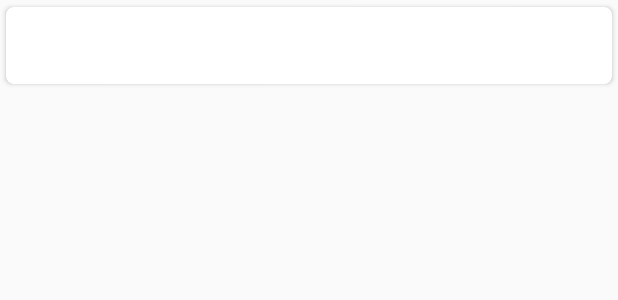
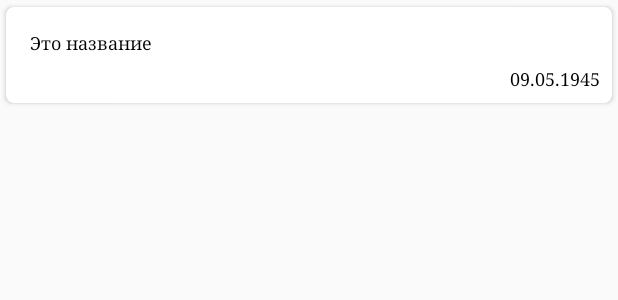
Before and after one commit to eldarovich99/TinkoffNewsFeed, an Android app: the layout news_item.xml on its own in the app's theme, with its tools: preview values and no code run, on a phone screen of 412 x 824 dp. Shown: the top 300 px of the screen. Run offline under Robolectric (Android 15) with nearby library versions, the phone set to English and light mode, and no system bars.

```diff
--- a/app/src/main/java/com/eldarovich99/tinkoffnews/presentation/newsfeed/NewsFeedAdapter.kt
+++ b/app/src/main/java/com/eldarovich99/tinkoffnews/presentation/newsfeed/NewsFeedAdapter.kt
@@ -7,6 +7,8 @@ import android.view.ViewGroup
 import android.widget.TextView
 import com.eldarovich99.tinkoffnews.R
 import com.eldarovich99.tinkoffnews.data.db.entity.NewsTitle
+import java.text.SimpleDateFormat
+import java.util.*
 
 class NewsFeedAdapter internal constructor(val listener: IOpenFragmentListener
 ) : RecyclerView.Adapter<NewsFeedAdapter.NewsFeedViewHolder>() {
@@ -14,6 +16,7 @@ class NewsFeedAdapter internal constructor(val listener: IOpenFragmentListener
 
     class NewsFeedViewHolder(itemView: View) : RecyclerView.ViewHolder(itemView) {
         val wordItemView: TextView = itemView.findViewById(R.id.title_text_view)
+        val dateItemView: TextView = itemView.findViewById(R.id.date_text_view)
     }
 
     override fun onCreateViewHolder(parent: ViewGroup, viewType: Int): NewsFeedViewHolder {
@@ -28,6 +31,9 @@ class NewsFeedAdapter internal constructor(val listener: IOpenFragmentListener
     override fun onBindViewHolder(holder: NewsFeedViewHolder, position: Int) {
         val current = news[position]
         holder.wordItemView.text = current.text
+        holder.dateItemView.text = SimpleDateFormat("dd.mm.yyyy  hh:mm:ss", Locale("ru"))
+            .format(Date(current.publicationDate))
+            .toString()
     }
 
     internal fun setNews(newsTitles: List<NewsTitle>) {
--- a/app/src/main/res/layout/news_item.xml
+++ b/app/src/main/res/layout/news_item.xml
@@ -1,6 +1,7 @@
 <?xml version="1.0" encoding="utf-8"?>
 <android.support.v7.widget.CardView xmlns:android="http://schemas.android.com/apk/res/android"
                                     xmlns:app="http://schemas.android.com/apk/res-auto"
+                                    xmlns:tools="http://schemas.android.com/tools"
                                     android:orientation="vertical"
                                     android:layout_width="match_parent"
                                     android:layout_height="wrap_content"
@@ -8,9 +9,24 @@
                                     app:cardUseCompatPadding="true"
                                     app:cardCornerRadius="@dimen/corner_radius">
 
+    <LinearLayout
+            android:orientation="vertical"
+            android:layout_width="match_parent"
+            android:layout_height="match_parent">
+
     <TextView
+            tools:text="Это название"
             android:layout_margin="@dimen/margin_standart"
             android:id="@+id/title_text_view"
             android:layout_width="wrap_content"
+            style="@style/SubText"
             android:layout_height="wrap_content"/>
+    <TextView
+            tools:text="09.05.1945"
+            android:layout_gravity="end"
+            android:id="@+id/date_text_view"
+            style="@style/SubText"
+            android:layout_width="wrap_content"
+            android:layout_height="wrap_content"/>
+</LinearLayout>
 </android.support.v7.widget.CardView>
--- a/app/src/main/res/values/styles.xml
+++ b/app/src/main/res/values/styles.xml
@@ -9,8 +9,6 @@
     </style>
     <style name="MainText" parent="TextAppearance.AppCompat">
         <item name="android:textSize">20sp</item>
-        <item name="android:textColor">@android:color/black</item>
-        <item name="android:fontFamily">serif</item>
         <item name="android:textStyle">bold</item>
     </style>
     <style name="Toolbar">
@@ -19,7 +17,9 @@
         <item name="theme">@style/ThemeOverlay.AppCompat.Dark.ActionBar</item>
         <item name="android:background">?attr/colorPrimary</item>
     </style>
-    <style name="SubText" parent="MainText">
+    <style name="SubText">
         <item name="android:textSize">12sp</item>
+        <item name="android:textColor">@android:color/black</item>
+        <item name="android:fontFamily">serif</item>
     </style>
 </resources>
```
